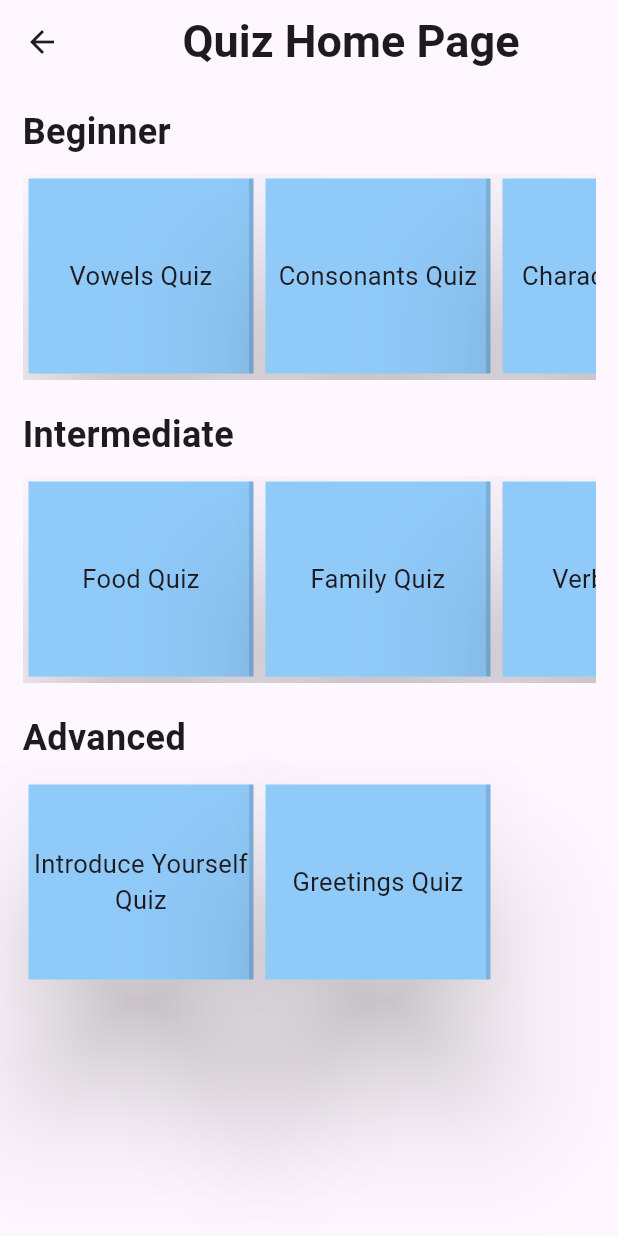
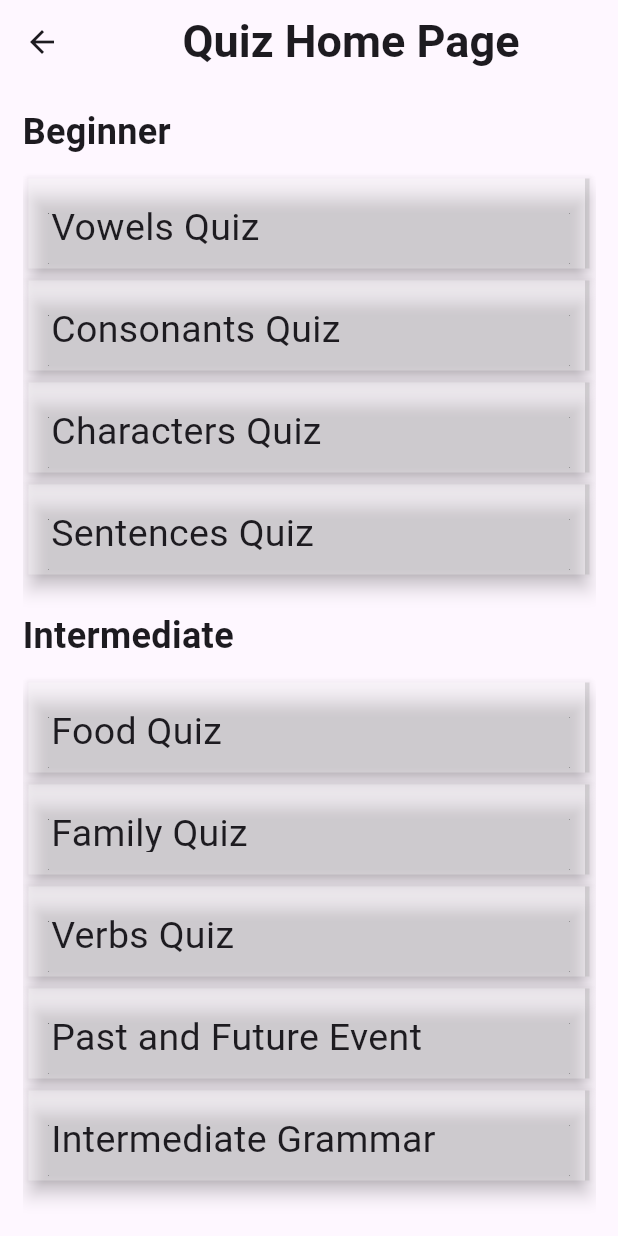
Before and after one commit to nouramer725/Code_Alpha-Language-Learning-Application, a Flutter app: the QuizHomePage screen opened directly, on a phone screen of 412 x 824 dp. Run offline on Flutter 3.47's test engine with Material 3 defaults, Android fonts, the phone set to English and light mode, and no system bars; our stand-ins replace audioplayers, shared_preferences; accounts and stored records are empty.

Commit message:
Update Quizzez Screen

```diff
--- a/lib/Screens/quizzez.dart
+++ b/lib/Screens/quizzez.dart
@@ -66,25 +66,25 @@ class QuizHomePage extends StatelessWidget {
   Widget buildQuizRow(
       BuildContext context, List<String> quizTitles, List<Widget> quizScreens) {
     return SingleChildScrollView(
-      scrollDirection: Axis.horizontal,
-      child: Row(
+      child: Column(
         children: List.generate(quizTitles.length, (index) {
           return GestureDetector(
             onTap: () => _navigateToQuiz(context, index, quizScreens),
             child: Card(
-              elevation: 40,
-              color: Colors.blue[200],
+              elevation: 5,
+              color: Colors.white30,
               shape: const BorderDirectional(
                 end: BorderSide(width: 3, color: Colors.black12),
               ),
               child: Container(
-                width: 150,
-                height: 130,
-                child: Center(
+                width: 1000,
+                height: 60,
+                  child: Padding(
+                    padding: const EdgeInsets.all(15.0),
                     child: Text(
                       quizTitles[index],
-                    style: const TextStyle(fontSize: 17),
-                    textAlign: TextAlign.center,
+                      style: const TextStyle(fontSize: 25),
+                      textAlign: TextAlign.start,
                                     ),
                   ),
               ),
@@ -105,6 +105,7 @@ class QuizHomePage extends StatelessWidget {
       ),
       body: Padding(
         padding: const EdgeInsets.all(15.0),
+        child: SingleChildScrollView(
           child: Column(
             crossAxisAlignment: CrossAxisAlignment.start,
             children: [
@@ -131,6 +132,7 @@ class QuizHomePage extends StatelessWidget {
             ],
           ),
         ),
+      ),
     );
   }
 }
```
Lines whose indentation alone changed are shown as unchanged.
